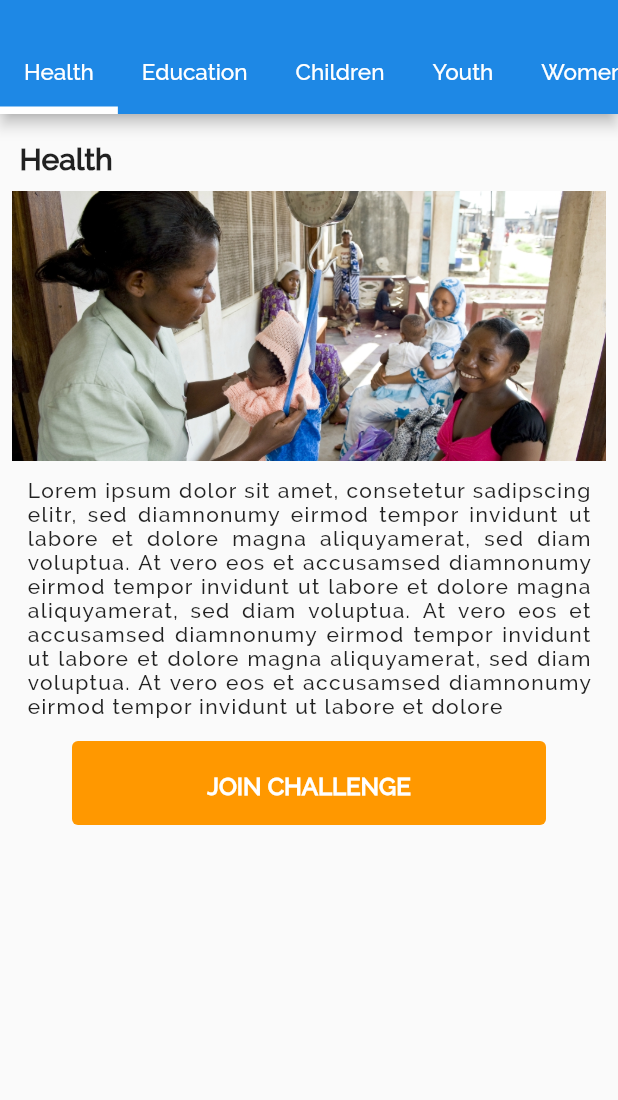
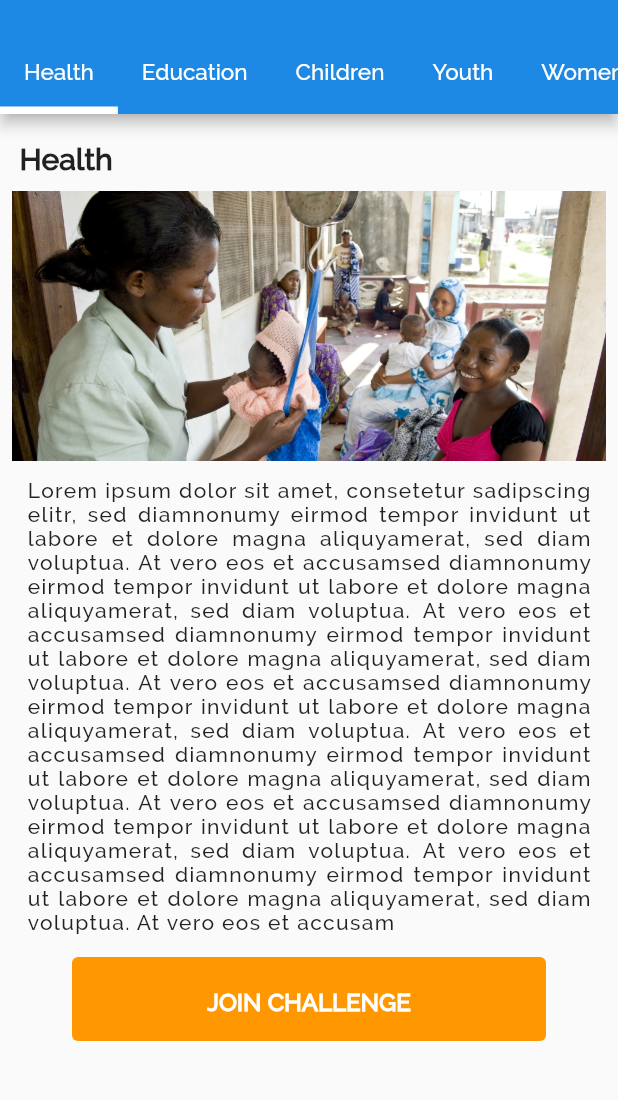
Before and after one commit to blessnathan01/y4c-pt-registration, a Flutter app: the userHomePage screen opened by its route, on a phone screen of 412 x 824 dp, the part 81-1181 px from its top. Run offline on Flutter 3.47's test engine with Material 2 defaults, Android fonts, the phone set to English and light mode, and no system bars.

Commit message:
Updates on imports
Added add challenge pop up in Admin page

```diff
--- a/lib/pages/admin_users.dart
+++ b/lib/pages/admin_users.dart
@@ -1,7 +1,7 @@
 import 'package:flutter/material.dart';
-import 'package:users_page/widgets/TopBar.dart';
-import 'package:users_page/services/users.dart';
-import 'package:users_page/services/userCard.dart';
+import '../widgets/TopBar.dart';
+import '../services/users.dart';
+import '../services/userCard.dart';
 
 class adminUserPage extends StatelessWidget {
 
--- a/lib/pages/home.dart
+++ b/lib/pages/home.dart
@@ -1,8 +1,8 @@
 import 'package:flutter/material.dart';
 import '../widgets/registration.dart';
 import '../widgets/login.dart';
-import 'package:users_page/services/challenges.dart';
-import 'package:users_page/pages/userChallange.dart';
+import '../services/challenges.dart';
+import '../pages/userChallange.dart';
 
 class Home extends StatefulWidget {
   const Home({Key? key}) : super(key: key);
--- a/lib/pages/userChallange.dart
+++ b/lib/pages/userChallange.dart
@@ -1,5 +1,5 @@
 import 'package:flutter/material.dart';
-import 'package:users_page/services/challenges.dart';
+import '../services/challenges.dart';
 
 class UserChallenge extends StatelessWidget {
  late Challenges Achallange;
--- a/lib/services/challengeCard.dart
+++ b/lib/services/challengeCard.dart
@@ -1,5 +1,5 @@
 import 'package:flutter/material.dart';
-import 'package:users_page/services/challenges.dart';
+import '../services/challenges.dart';
 
 
 class challengeCard extends StatelessWidget {
@@ -64,6 +64,7 @@ class challengeCard extends StatelessWidget {
                     )
                   ],
                 )
+
               ],
             ),
           ),
--- a/lib/services/challenges.dart
+++ b/lib/services/challenges.dart
@@ -14,6 +14,13 @@ String dummyDescription = 'Lorem ipsum dolor sit amet, consetetur sadipscing eli
     'magna aliquyamerat, sed diam voluptua. At vero eos et accusam'
     'sed diamnonumy eirmod tempor invidunt ut labore et dolore '
     'magna aliquyamerat, sed diam voluptua. At vero eos et accusam''sed diamnonumy eirmod tempor invidunt ut labore et dolore '
+    'magna aliquyamerat, sed diam voluptua. At vero eos et accusam'
+    'sed diamnonumy eirmod tempor invidunt ut labore et dolore '
+    'magna aliquyamerat, sed diam voluptua. At vero eos et accusam'
+    'sed diamnonumy eirmod tempor invidunt ut labore et dolore '
+    'magna aliquyamerat, sed diam voluptua. At vero eos et accusam'
+    'sed diamnonumy eirmod tempor invidunt ut labore et dolore '
+    'magna aliquyamerat, sed diam voluptua. At vero eos et accusam'
         ;
 
 List<Challenges> challenges = [
--- a/lib/services/routing.dart
+++ b/lib/services/routing.dart
@@ -1,6 +1,5 @@
 import 'package:flutter/material.dart';
-import 'package:users_page/main.dart';
-import 'package:users_page/pages/home.dart';
+import '../pages/home.dart';
 
 
 
--- a/lib/services/userCard.dart
+++ b/lib/services/userCard.dart
@@ -1,6 +1,6 @@
 import 'package:flutter/cupertino.dart';
 import 'package:flutter/material.dart';
-import 'package:users_page/services/users.dart';
+import '../services/users.dart';
 
 class userCard extends StatelessWidget {
  late Users user;
--- a/lib/widgets/login.dart
+++ b/lib/widgets/login.dart
@@ -1,8 +1,6 @@
 import 'package:flutter/material.dart';
-import 'package:users_page/main.dart';
-import 'package:users_page/pages/home.dart';
-import 'package:users_page/services/routing.dart';
-import 'package:users_page/pages/admin_challenges.dart';
+import '../pages/home.dart';
+import '../pages/admin_challenges.dart';
 
 
 class Login extends StatefulWidget {
--- a/lib/widgets/registration.dart
+++ b/lib/widgets/registration.dart
@@ -1,7 +1,7 @@
 import 'package:flutter/material.dart';
 import './malefemalelist.dart';
 import '../widgets/form.dart';
-import 'package:users_page/pages/home.dart';
+import '../pages/home.dart';
 
 class Registration extends StatelessWidget {
   @override
```
Also changed, not shown: lib/main.dart (+2 -13 lines), lib/pages/admin_challenges.dart (+71 -17 lines), lib/widgets/TopBar.dart (+35 -38 lines).
